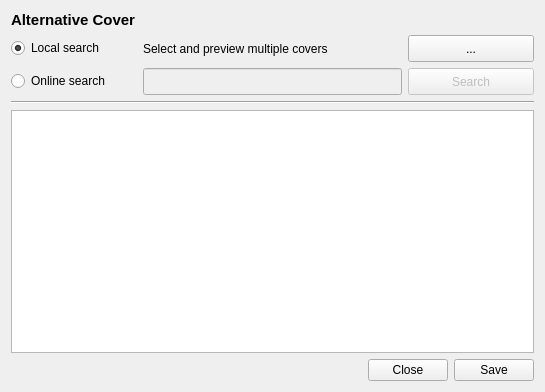
Old version of the form src/GUI/Covers/GUI_AlternativeCovers.ui in the repository return42/sayonara.
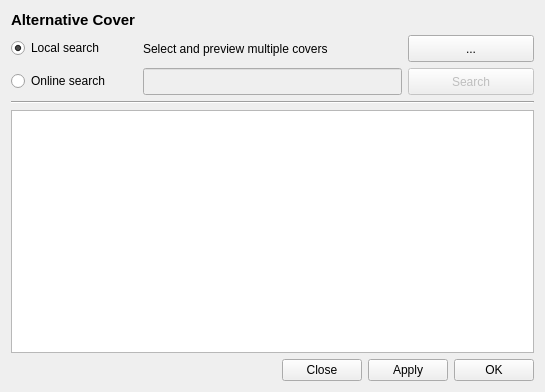
New version of the form. Icons and pictures are not drawn.

Commit message: alternative cover update and Datefilter to string

Diff of the .ui file:
```diff
--- a/src/GUI/Covers/GUI_AlternativeCovers.ui
+++ b/src/GUI/Covers/GUI_AlternativeCovers.ui
@@ -188,18 +188,6 @@
      </item>
      <item>
       <widget class="QPushButton" name="btn_cancel">
-       <property name="sizePolicy">
-        <sizepolicy hsizetype="Minimum" vsizetype="Minimum">
-         <horstretch>0</horstretch>
-         <verstretch>0</verstretch>
-        </sizepolicy>
-       </property>
-       <property name="minimumSize">
-        <size>
-         <width>80</width>
-         <height>0</height>
-        </size>
-       </property>
        <property name="focusPolicy">
         <enum>Qt::StrongFocus</enum>
        </property>
@@ -209,28 +197,19 @@
       </widget>
      </item>
      <item>
-      <widget class="QPushButton" name="btn_save">
-       <property name="sizePolicy">
-        <sizepolicy hsizetype="Minimum" vsizetype="Minimum">
-         <horstretch>0</horstretch>
-         <verstretch>0</verstretch>
-        </sizepolicy>
+      <widget class="QPushButton" name="btn_apply">
+       <property name="text">
+        <string>Apply</string>
        </property>
-       <property name="minimumSize">
-        <size>
-         <width>80</width>
-         <height>0</height>
-        </size>
-       </property>
+      </widget>
+     </item>
+     <item>
+      <widget class="QPushButton" name="btn_ok">
        <property name="focusPolicy">
         <enum>Qt::StrongFocus</enum>
        </property>
        <property name="text">
-        <string>Save</string>
-       </property>
-       <property name="icon">
-        <iconset resource="../Resources/Icons.qrc">
-         <normaloff>:/Icons/save.svg.png</normaloff>:/Icons/save.svg.png</iconset>
+        <string>OK</string>
        </property>
        <property name="iconSize">
         <size>
```
Left out of the diff: 7 changed lines with no effect on the pictures. The commit also changes 5 other files.
